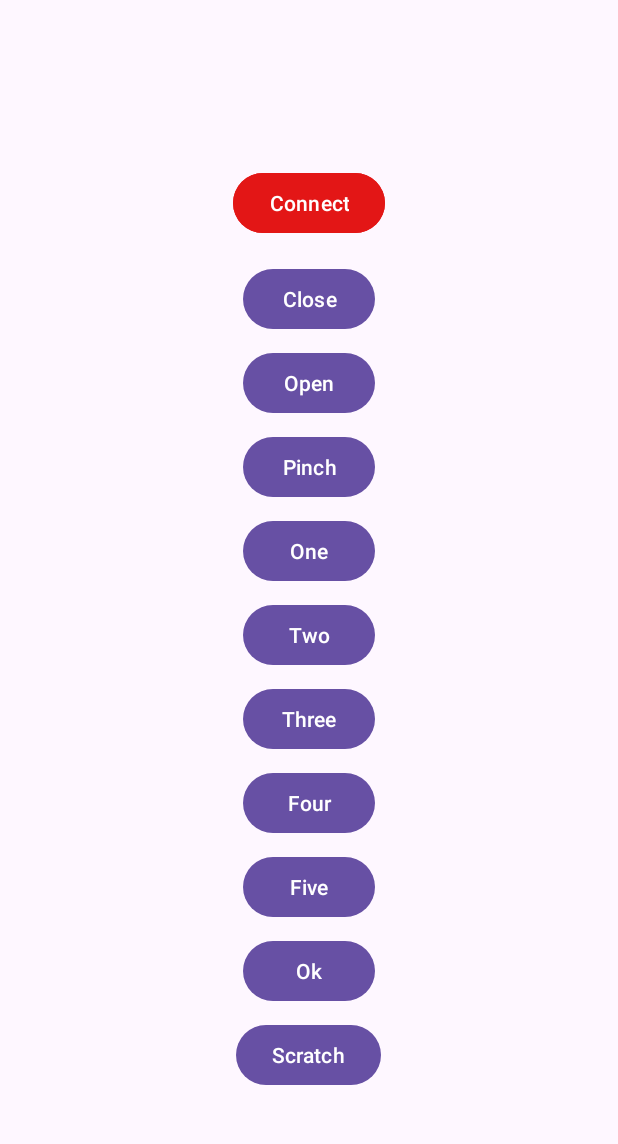
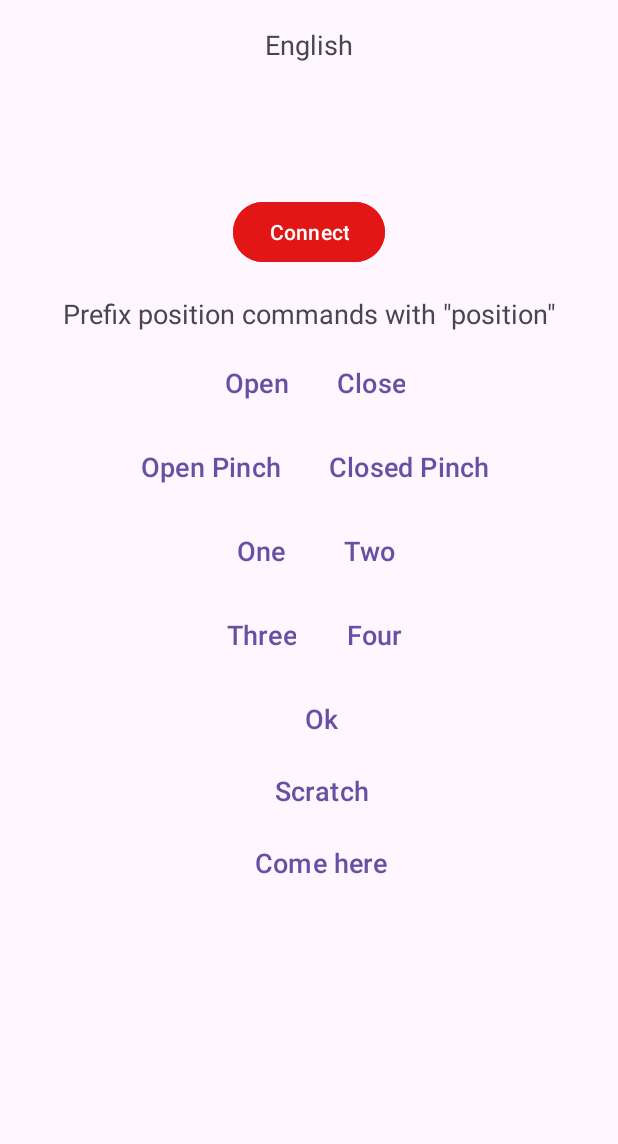
Before and after one commit to reivaxy/kinetix, an Android app: the screen it shows after launch (MainActivity), on a phone screen of 412 x 824 dp, the part 70-1214 px from its top. Run offline under Robolectric (Android 15) with nearby library versions, the phone set to English and light mode, and no system bars; our stand-ins replace navigation-ui.

Commit message:
Adding prefix requirement Adding "come here"

```diff
--- a/Apps/Android/app/build.gradle.kts
+++ b/Apps/Android/app/build.gradle.kts
@@ -10,7 +10,7 @@ android {
 
     defaultConfig {
         applicationId = "fr.reivaxy.kinetix"
-        minSdk = 22
+        minSdk = 23
         targetSdk = 34
         versionCode = 1
         versionName = "0.1"
--- a/Apps/Android/app/src/main/java/fr/reivaxy/kinetix/CustomSTT.java
+++ b/Apps/Android/app/src/main/java/fr/reivaxy/kinetix/CustomSTT.java
@@ -1,4 +1,6 @@
 package fr.reivaxy.kinetix;
+
+import static android.speech.RecognizerIntent.EXTRA_MASK_OFFENSIVE_WORDS;
 
 import android.app.Activity;
 import android.content.Intent;
@@ -7,29 +9,30 @@ import android.speech.RecognitionListener;
 import android.speech.RecognizerIntent;
 import android.speech.SpeechRecognizer;
 import android.util.Log;
+
 import java.util.Locale;
-import fr.reivaxy.kinetix.databinding.FragmentFirstBinding;
 
 public class CustomSTT implements RecognitionListener {
     private final String TAG = CustomSTT.class.getSimpleName();
 
-    private Activity activity;
-    private final FirstFragment ff;
-    private FragmentFirstBinding ffBinding;
+    private final HandHandler handHandler;
     private Intent intentSpeech;
     private SpeechRecognizer speechRecognizer;
 
-    public CustomSTT(Activity activity, FragmentFirstBinding mainBinding, Locale language, FirstFragment ff) {
-        this.activity = activity;
-        this.ffBinding = mainBinding;
-        this.ff = ff;
+    public CustomSTT(Activity activity, Locale language, HandHandler handHandler) {
+        this.handHandler = handHandler;
         speechRecognizer = SpeechRecognizer.createSpeechRecognizer(activity);
         speechRecognizer.setRecognitionListener(this);
         intentSpeech = new Intent(RecognizerIntent.ACTION_RECOGNIZE_SPEECH);
         intentSpeech.putExtra(RecognizerIntent.EXTRA_LANGUAGE_MODEL,
                 RecognizerIntent.LANGUAGE_MODEL_FREE_FORM);
-        intentSpeech.putExtra(RecognizerIntent.EXTRA_LANGUAGE, language.getLanguage());
-        intentSpeech.putExtra(RecognizerIntent.EXTRA_LANGUAGE_PREFERENCE, language.getLanguage());
+        if (language == null) {
+            intentSpeech.putExtra(RecognizerIntent.EXTRA_LANGUAGE, language.getLanguage());
+            intentSpeech.putExtra(RecognizerIntent.EXTRA_LANGUAGE_PREFERENCE, language.getLanguage());
+        }
+        handHandler.getVoiceStatusUI().setLanguage(language.getDisplayLanguage());
+
+//        intentSpeech.putExtra(RecognizerIntent.EXTRA_PREFER_OFFLINE, true);
     }
 
     public void startCustomSTT() {
@@ -48,59 +51,65 @@ public class CustomSTT implements RecognitionListener {
     @Override
     public void onReadyForSpeech(Bundle params) {
         Log.d(TAG, "onReadyForSpeech");
-        ffBinding.textViewSpeechStatus.setText("onReadyForSpeech");
+        handHandler.getVoiceStatusUI().setStatus("onReadyForSpeech");
     }
 
     @Override
     public void onBeginningOfSpeech() {
         Log.d(TAG, "onBeginningOfSpeech");
-        ffBinding.textViewSpeechStatus.setText("onBeginningOfSpeech");
+        handHandler.getVoiceStatusUI().setStatus("onBeginningOfSpeech");
+        handHandler.getVoiceStatusUI().setResult("");
     }
 
     @Override
     public void onRmsChanged(float rmsdB) {
 //        Log.d(TAG, "onRmsChanged");
-        ffBinding.textViewSpeechStatus.setText("onRmsChanged");
+//        ffBinding.textViewSpeechStatus.setText("onRmsChanged");
     }
 
     @Override
     public void onBufferReceived(byte[] buffer) {
         Log.d(TAG, "onBufferReceived");
-        ffBinding.textViewSpeechStatus.setText("onBufferReceived");
+        handHandler.getVoiceStatusUI().setStatus("onBufferReceived");
     }
 
     @Override
     public void onEndOfSpeech() {
         Log.d(TAG, "onEndOfSpeech");
-        ffBinding.textViewSpeechStatus.setText("onEndOfSpeech");
+        handHandler.getVoiceStatusUI().setStatus("onEndOfSpeech");
     }
 
     @Override
     public void onError(int error) {
-        String msg = String.format("onError %d", error);
+        String msg = "Didn't get it";
+        if (error == 7) {
+            handHandler.getVoiceStatusUI().setStatus(msg);
+        } else {
+            msg = String.format("onError %d", error);
+            handHandler.getVoiceStatusUI().setStatus(msg);
+        }
         Log.d(TAG, msg);
-        ffBinding.textViewSpeechStatus.setText(msg);
         startCustomSTT();
     }
 
     @Override
     public void onResults(Bundle results) {
-        Log.d(TAG, "onResults ");
-        String position = results.getStringArrayList(SpeechRecognizer.RESULTS_RECOGNITION).get(0).toLowerCase();
-        ffBinding.textViewSpeechResult.setText(position);
-        ff.sendPosition(position, -1);
+        String message = results.getStringArrayList(SpeechRecognizer.RESULTS_RECOGNITION).get(0).toLowerCase();
+        Log.d(TAG, String.format("onResults %s", message));
+        handHandler.getVoiceStatusUI().setResult(message);
+        handHandler.gotVocalMessage(message);
         startCustomSTT();
     }
 
     @Override
     public void onPartialResults(Bundle partialResults) {
         Log.d(TAG, "onPartialResults");
-        ffBinding.textViewSpeechStatus.setText("onPartialResults");
+        handHandler.getVoiceStatusUI().setStatus("onPartialResults");
     }
 
     @Override
     public void onEvent(int eventType, Bundle params) {
         Log.d(TAG, "onEvent");
-        ffBinding.textViewSpeechStatus.setText("onEvent");
+        handHandler.getVoiceStatusUI().setStatus("onEvent");
     }
 }
--- /dev/null
+++ b/Apps/Android/app/src/main/java/fr/reivaxy/kinetix/VoiceStatusUI.java
@@ -0,0 +1,38 @@
+package fr.reivaxy.kinetix;
+
+import android.widget.TextView;
+
+public class VoiceStatusUI {
+
+    TextView language;
+    TextView status;
+    TextView result;
+
+    // pass null values if no display wanted
+    public VoiceStatusUI(TextView language, TextView status, TextView result) {
+        this.language = language;
+        this.status = status;
+        this.result = result;
+    }
+
+    public void setLanguage(String value) {
+        if (language != null) {
+            language.setText(value);
+        }
+    }
+
+    public void setStatus(String value) {
+        if (language != null) {
+            status.setText(value);
+        }
+    }
+
+    public void setResult(String value) {
+        if (language != null) {
+            result.setText(value);
+        }
+    }
+
+
+
+}
--- a/Apps/Android/app/src/main/res/layout/fragment_first.xml
+++ b/Apps/Android/app/src/main/res/layout/fragment_first.xml
@@ -1,8 +1,8 @@
 <?xml version="1.0" encoding="utf-8"?>
 <androidx.core.widget.NestedScrollView xmlns:android="http://schemas.android.com/apk/res/android"
     xmlns:app="http://schemas.android.com/apk/res-auto"
+    xmlns:custom="http://kinetix.reivaxy.fr"
     xmlns:tools="http://schemas.android.com/tools"
-    xmlns:custom="http://kinetix.reivaxy.fr"
     android:layout_width="match_parent"
     android:layout_height="match_parent"
     android:paddingStart="10dp"
@@ -14,22 +14,30 @@
         android:layout_width="match_parent"
         android:layout_height="match_parent"
         android:gravity="center"
-        android:orientation="vertical"
-        >
+        android:orientation="vertical">
+
+        <TextView
+            android:id="@+id/textView_speech_locale"
+            android:layout_width="match_parent"
+            android:layout_height="wrap_content"
+            android:gravity="center"
+            android:textSize="18sp" />
+
         <TextView
             android:id="@+id/textView_speech_result"
             android:layout_width="match_parent"
             android:layout_height="wrap_content"
-            android:textSize="20sp"
             android:gravity="center"
-            />
+            android:textSize="18sp" />
+
         <TextView
             android:id="@+id/textView_speech_status"
             android:layout_width="match_parent"
             android:layout_height="wrap_content"
-            android:textSize="18sp"
             android:layout_marginTop="12dp"
-            android:gravity="center"/>
+            android:gravity="center"
+            android:textSize="16sp" />
+
         <LinearLayout
             android:layout_width="wrap_content"
             android:layout_height="wrap_content"
@@ -52,44 +60,92 @@
                     tools:layout_editor_absoluteX="135dp" />
             </LinearLayout>
 
-            <Button
-                android:id="@+id/button_fist"
+            <TextView
+                android:id="@+id/textView"
                 android:layout_width="wrap_content"
                 android:layout_height="wrap_content"
-                android:layout_marginTop="8dp"
-                android:text="@string/fist"
-                app:layout_constraintEnd_toEndOf="parent"
-                app:layout_constraintHorizontal_bias="0.171"
-                app:layout_constraintStart_toStartOf="parent"
-                app:layout_constraintTop_toTopOf="parent" />
+                android:gravity="center"
+                android:paddingTop="10dp"
+                android:paddingBottom="10dp"
+                android:text="@string/prefixPositionLabel"
+                android:textSize="18sp" />
+
+            <LinearLayout
+                android:layout_width="wrap_content"
+                android:layout_height="56dp"
+
+                android:orientation="horizontal">
 
                 <Button
                     android:id="@+id/button_open"
+                    style="?android:attr/buttonBarButtonStyle"
                     android:layout_width="wrap_content"
                     android:layout_height="wrap_content"
-                android:layout_marginTop="8dp"
                     android:text="@string/open"
+                    android:textSize="18sp"
                     app:layout_constraintEnd_toEndOf="parent"
                     app:layout_constraintHorizontal_bias="0.828"
                     app:layout_constraintStart_toStartOf="parent"
                     app:layout_constraintTop_toTopOf="parent" />
 
                 <Button
-                android:id="@+id/button_pinch"
+                    android:id="@+id/button_fist"
+                    style="?android:attr/buttonBarButtonStyle"
                     android:layout_width="wrap_content"
                     android:layout_height="wrap_content"
-                android:layout_marginTop="8dp"
-                android:text="@string/pinch"
+                    android:text="@string/close"
+                    android:textSize="18sp"
+                    app:layout_constraintEnd_toEndOf="parent"
+                    app:layout_constraintHorizontal_bias="0.171"
+                    app:layout_constraintStart_toStartOf="parent"
+                    app:layout_constraintTop_toTopOf="parent" />
+            </LinearLayout>
+
+            <LinearLayout
+                android:layout_width="wrap_content"
+                android:layout_height="56dp"
+                android:orientation="horizontal">
+
+                <Button
+                    android:id="@+id/button_open_pinch"
+                    android:textSize="18sp"
+                    style="?android:attr/buttonBarButtonStyle"
+                    android:layout_width="wrap_content"
+                    android:layout_height="wrap_content"
+
+                    android:text="@string/openPinch"
                     app:layout_constraintEnd_toEndOf="parent"
                     app:layout_constraintHorizontal_bias="0.828"
                     app:layout_constraintStart_toStartOf="parent"
                     app:layout_constraintTop_toTopOf="parent" />
 
                 <Button
+                    android:id="@+id/button_close_pinch"
+                    android:textSize="18sp"
+                    style="?android:attr/buttonBarButtonStyle"
+                    android:layout_width="wrap_content"
+
+                    android:layout_height="wrap_content"
+                    android:text="@string/closedPinch"
+                    app:layout_constraintEnd_toEndOf="parent"
+                    app:layout_constraintHorizontal_bias="0.828"
+                    app:layout_constraintStart_toStartOf="parent"
+                    app:layout_constraintTop_toTopOf="parent" />
+            </LinearLayout>
+
+            <LinearLayout
+                android:layout_width="wrap_content"
+                android:layout_height="56dp"
+
+                android:orientation="horizontal">
+
+                <Button
                     android:id="@+id/button_one"
+                    android:textSize="18sp"
+                    style="?android:attr/buttonBarButtonStyle"
                     android:layout_width="wrap_content"
+
                     android:layout_height="wrap_content"
-                android:layout_marginTop="8dp"
                     android:text="@string/one"
                     app:layout_constraintEnd_toEndOf="parent"
                     app:layout_constraintHorizontal_bias="0.828"
@@ -98,20 +154,31 @@
 
                 <Button
                     android:id="@+id/button_two"
+                    android:textSize="18sp"
+                    style="?android:attr/buttonBarButtonStyle"
                     android:layout_width="wrap_content"
+
                     android:layout_height="wrap_content"
-                android:layout_marginTop="8dp"
                     android:text="@string/two"
                     app:layout_constraintEnd_toEndOf="parent"
                     app:layout_constraintHorizontal_bias="0.828"
                     app:layout_constraintStart_toStartOf="parent"
                     app:layout_constraintTop_toTopOf="parent" />
+            </LinearLayout>
+
+            <LinearLayout
+                android:layout_width="wrap_content"
+                android:layout_height="56dp"
+
+                android:orientation="horizontal">
 
                 <Button
                     android:id="@+id/button_three"
+                    android:textSize="18sp"
+                    style="?android:attr/buttonBarButtonStyle"
                     android:layout_width="wrap_content"
                     android:layout_height="wrap_content"
-                android:layout_marginTop="8dp"
+
                     android:text="@string/three"
                     app:layout_constraintEnd_toEndOf="parent"
                     app:layout_constraintHorizontal_bias="0.828"
@@ -120,31 +187,36 @@
 
                 <Button
                     android:id="@+id/button_four"
+                    android:textSize="18sp"
+                    style="?android:attr/buttonBarButtonStyle"
                     android:layout_width="wrap_content"
                     android:layout_height="wrap_content"
-                android:layout_marginTop="8dp"
+
                     android:text="@string/four"
                     app:layout_constraintEnd_toEndOf="parent"
                     app:layout_constraintHorizontal_bias="0.828"
                     app:layout_constraintStart_toStartOf="parent"
                     app:layout_constraintTop_toTopOf="parent" />
+            </LinearLayout>
 
-            <Button
-                android:id="@+id/button_five"
-                android:layout_width="wrap_content"
-                android:layout_height="wrap_content"
-                android:layout_marginTop="8dp"
-                android:text="@string/five"
-                app:layout_constraintEnd_toEndOf="parent"
-                app:layout_constraintHorizontal_bias="0.828"
-                app:layout_constraintStart_toStartOf="parent"
-                app:layout_constraintTop_toTopOf="parent" />
+            <!--            <Button-->
+            <!--                android:id="@+id/button_five"-->
+            <!--                android:layout_width="wrap_content"-->
+            <!--                android:layout_height="wrap_content"-->
+            <!--                -->
+            <!--                android:text="@string/five"-->
+            <!--                app:layout_constraintEnd_toEndOf="parent"-->
+            <!--                app:layout_constraintHorizontal_bias="0.828"-->
+            <!--                app:layout_constraintStart_toStartOf="parent"-->
+            <!--                app:layout_constraintTop_toTopOf="parent" />-->
 
             <Button
                 android:id="@+id/button_ok"
+                android:textSize="18sp"
+                style="?android:attr/buttonBarButtonStyle"
                 android:layout_width="wrap_content"
+
                 android:layout_height="wrap_content"
-                android:layout_marginTop="8dp"
                 android:text="@string/ok"
                 app:layout_constraintEnd_toEndOf="parent"
                 app:layout_constraintHorizontal_bias="0.828"
@@ -153,10 +225,25 @@
 
             <Button
                 android:id="@+id/button_scratch"
+                android:textSize="18sp"
+                style="?android:attr/buttonBarButtonStyle"
                 android:layout_width="wrap_content"
+
                 android:layout_height="wrap_content"
-                android:layout_marginTop="8dp"
                 android:text="@string/scratch"
+                app:layout_constraintEnd_toEndOf="parent"
+                app:layout_constraintHorizontal_bias="0.828"
+                app:layout_constraintStart_toStartOf="parent"
+                app:layout_constraintTop_toTopOf="parent" />
+
+            <Button
+                android:id="@+id/button_come"
+                android:textSize="18sp"
+                style="?android:attr/buttonBarButtonStyle"
+                android:layout_width="wrap_content"
+
+                android:layout_height="wrap_content"
+                android:text="@string/come"
                 app:layout_constraintEnd_toEndOf="parent"
                 app:layout_constraintHorizontal_bias="0.828"
                 app:layout_constraintStart_toStartOf="parent"
--- a/Apps/Android/app/src/main/res/values/strings.xml
+++ b/Apps/Android/app/src/main/res/values/strings.xml
@@ -6,9 +6,10 @@
     <string name="action_about">About</string>
 
     <string name="first_fragment_label" translatable="false">Kinetix</string>
-    <string name="fist">Close</string>
+    <string name="close">Close</string>
     <string name="open">Open</string>
-    <string name="pinch">Pinch</string>
+    <string name="openPinch">Open Pinch</string>
+    <string name="closedPinch">Closed Pinch</string>
     <string name="one">One</string>
     <string name="two">Two</string>
     <string name="three">Three</string>
@@ -16,10 +17,11 @@
     <string name="five">Five</string>
     <string name="ok">Ok</string>
     <string name="scratch">Scratch</string>
+    <string name="come">Come here</string>
+
     <string name="calibration">Calibration</string>
     <string name="fu" translatable="false">Fuck you</string>
     <string name="connect">Connect</string>
-    <string name="connectProto">Connect Proto</string>
     <string name="connected">Connected</string>
     <string name="cancel">Cancel</string>
     <string name="confirm">Start Calibration</string>
@@ -27,6 +29,7 @@
     <string name="calibTitle">WARNING</string>
     <string name="tools">Tools</string>
     <string name="closeView">Close</string>
+    <string name="prefixPositionLabel">Prefix position commands with \"position\"</string>
 
     <string name="notConnected">Not connected to Kinetix device</string>
     <string name="noMacAddress">Please configure MAC Address in settings</string>
```
Also changed, not shown: Apps/Android/app/src/main/java/fr/reivaxy/kinetix/FirstFragment.java (+52 -79 lines), Apps/Android/app/src/main/java/fr/reivaxy/kinetix/HandHandler.java (added, +208 -0 lines), 5 other files. Lines whose indentation alone changed are shown as unchanged.
